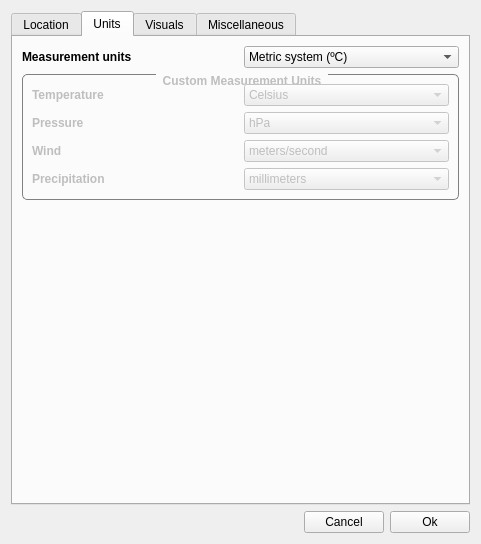
The window that ConfigurationDialog.ui (FelixdelasPozas/TrayWeather) describes before a commit, drawn with Qt 5.
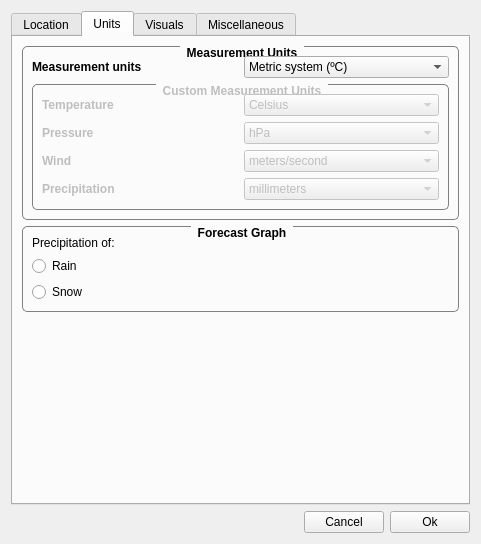
The same window after the commit. The open tabs and pages were chosen to show the change. Icons and pictures are not drawn. Custom widgets are drawn as their Qt base class.

Commit message: Option to use snow accumulation instead of rain in the forecast graph.

Patch:
```diff
--- a/ConfigurationDialog.ui
+++ b/ConfigurationDialog.ui
@@ -541,6 +541,31 @@
       </attribute>
       <layout class="QVBoxLayout" name="verticalLayout_9">
        <item>
+        <widget class="QGroupBox" name="groupBox_5">
+         <property name="font">
+          <font>
+           <weight>75</weight>
+           <bold>true</bold>
+          </font>
+         </property>
+         <property name="styleSheet">
+          <string notr="true">QGroupBox {
+    border: 1px solid gray;
+    border-radius: 5px;
+    margin-top: 2ex;
+}
+
+QGroupBox::title {
+    subcontrol-origin: margin;
+    subcontrol-position: top center; /* position at the top center */
+    padding: 0px 5px;
+}</string>
+         </property>
+         <property name="title">
+          <string>Measurement Units</string>
+         </property>
+         <layout class="QVBoxLayout" name="verticalLayout_11">
+          <item>
         <layout class="QHBoxLayout" name="horizontalLayout_9">
          <item>
           <widget class="QLabel" name="label_13">
@@ -747,8 +772,60 @@
          </layout>
         </widget>
        </item>
+         </layout>
+        </widget>
+       </item>
        <item>
-        <spacer name="verticalSpacer_2">
+        <widget class="QGroupBox" name="groupBox_6">
+         <property name="font">
+          <font>
+           <weight>75</weight>
+           <bold>true</bold>
+          </font>
+         </property>
+         <property name="styleSheet">
+          <string notr="true">QGroupBox {
+    border: 1px solid gray;
+    border-radius: 5px;
+    margin-top: 2ex;
+}
+
+QGroupBox::title {
+    subcontrol-origin: margin;
+    subcontrol-position: top center; /* position at the top center */
+    padding: 0px 5px;
+}</string>
+         </property>
+         <property name="title">
+          <string>Forecast Graph</string>
+         </property>
+         <layout class="QVBoxLayout" name="verticalLayout_12">
+          <item>
+           <widget class="QLabel" name="label_30">
+            <property name="text">
+             <string>Precipitation of:</string>
+            </property>
+           </widget>
+          </item>
+          <item>
+           <widget class="QRadioButton" name="m_rainGraph">
+            <property name="text">
+             <string>Rain</string>
+            </property>
+           </widget>
+          </item>
+          <item>
+           <widget class="QRadioButton" name="m_snowGraph">
+            <property name="text">
+             <string>Snow</string>
+            </property>
+           </widget>
+          </item>
+         </layout>
+        </widget>
+       </item>
+       <item>
+        <spacer name="verticalSpacer">
          <property name="orientation">
           <enum>Qt::Vertical</enum>
          </property>
```
Left out of the diff: 2 changed lines with no effect on the pictures. Lines whose indentation alone changed are shown as unchanged. The commit also changes 11 other files.
